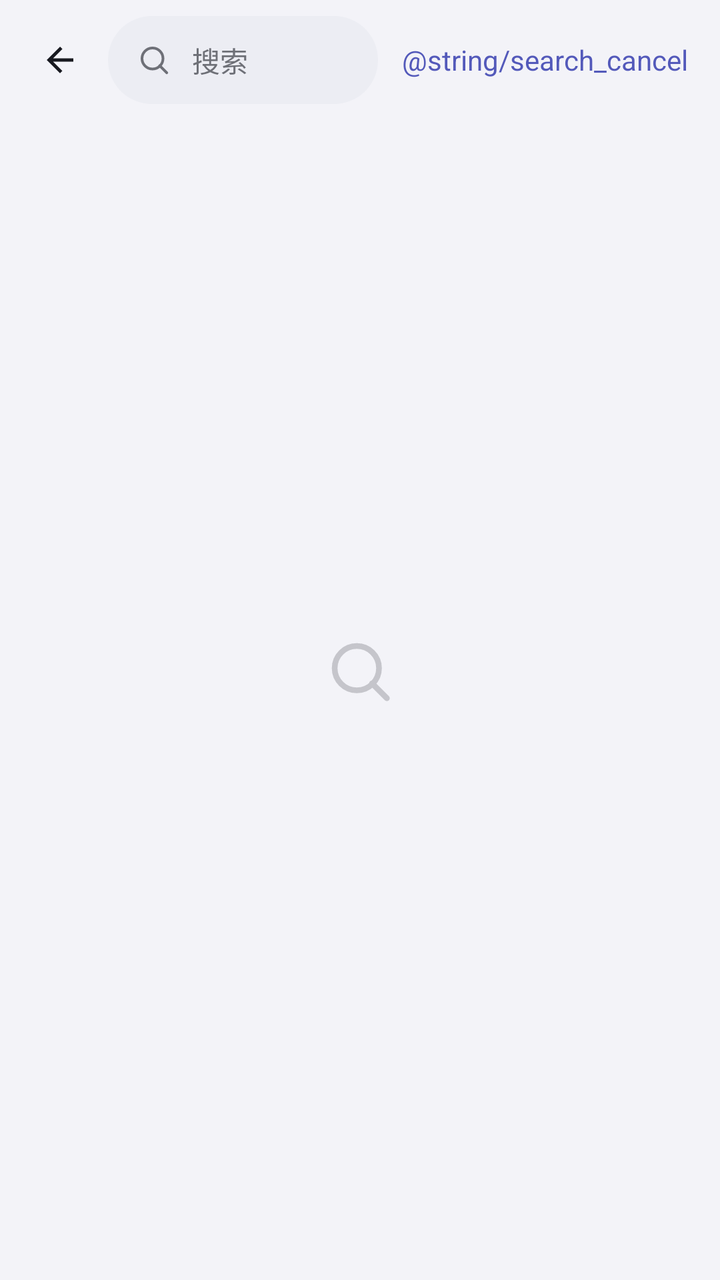
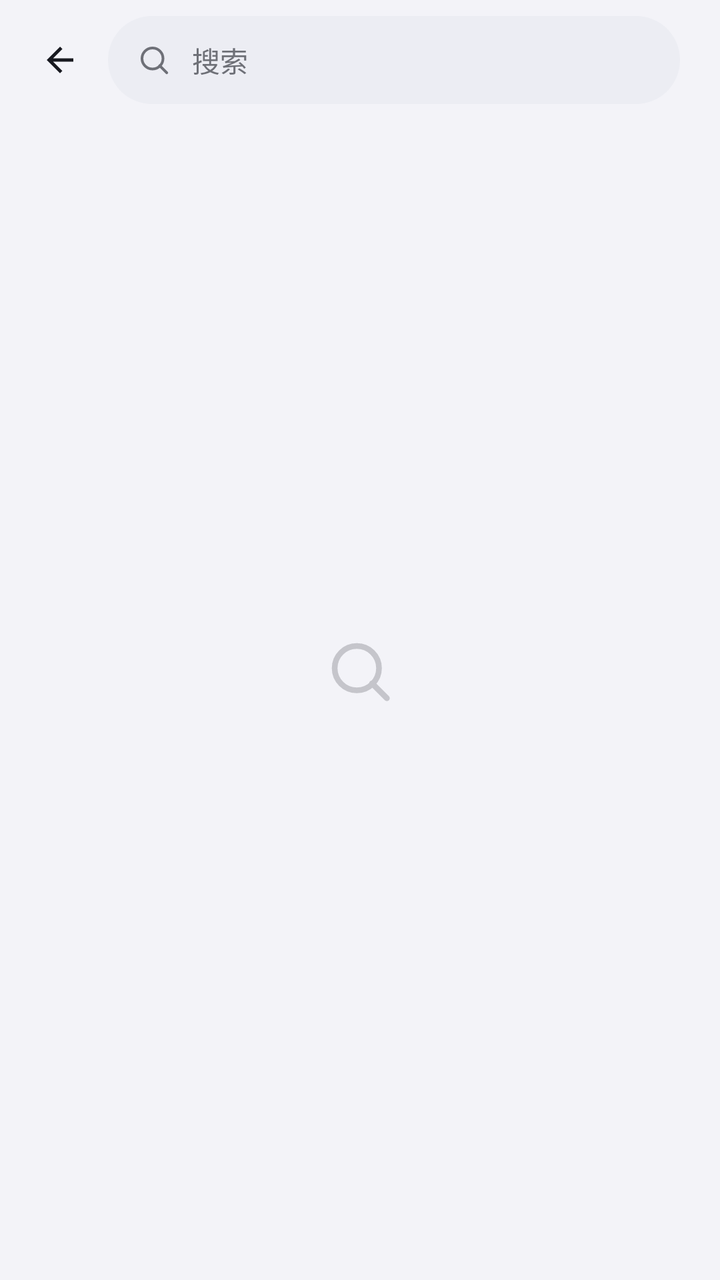

Compare the two renders of this Android layout. The source of the first and the diff that turns it into the second are given below.
<!-- AndroidManifest.xml: application theme Theme.Aurora -->
<!-- res/layout/activity_search.xml -->
<?xml version="1.0" encoding="utf-8"?>
<LinearLayout xmlns:android="http://schemas.android.com/apk/res/android"
    xmlns:app="http://schemas.android.com/apk/res-auto"
    android:id="@+id/searchRoot"
    android:layout_width="match_parent"
    android:layout_height="match_parent"
    android:background="?attr/auCanvas"
    android:orientation="vertical">

    <LinearLayout
        android:layout_width="match_parent"
        android:layout_height="wrap_content"
        android:gravity="center_vertical"
        android:orientation="horizontal"
        android:paddingStart="10dp"
        android:paddingTop="8dp"
        android:paddingEnd="16dp"
        android:paddingBottom="8dp">

        <ImageButton
            android:id="@+id/searchBack"
            android:layout_width="40dp"
            android:layout_height="40dp"
            android:background="?attr/selectableItemBackgroundBorderless"
            android:contentDescription="@string/action_back"
            android:padding="10dp"
            android:scaleType="fitCenter"
            android:src="@drawable/ic_arrow_back"
            app:tint="?attr/auInk" />

        <FrameLayout
            android:layout_width="0dp"
            android:layout_height="44dp"
            android:layout_marginStart="4dp"
            android:layout_weight="1"
            android:background="@drawable/bg_search_pill">

            <ImageView
                android:layout_width="18dp"
                android:layout_height="18dp"
                android:layout_gravity="start|center_vertical"
                android:layout_marginStart="14dp"
                android:contentDescription="@null"
                android:src="@drawable/ic_search"
                app:tint="?attr/auInkTertiary" />

            <EditText
                android:id="@+id/searchInput"
                android:layout_width="match_parent"
                android:layout_height="match_parent"
                android:layout_marginStart="42dp"
                android:layout_marginEnd="10dp"
                android:background="@null"
                android:hint="@string/search_hint"
                android:imeOptions="actionSearch"
                android:inputType="text"
                android:maxLines="1"
                android:paddingStart="0dp"
                android:textColor="?attr/auInk"
                android:textColorHint="?attr/auInkTertiary"
                android:textSize="14sp" />
        </FrameLayout>

        <TextView
            android:id="@+id/searchCancel"
            android:layout_width="wrap_content"
            android:layout_height="wrap_content"
            android:layout_marginStart="12dp"
            android:paddingTop="10dp"
            android:paddingBottom="10dp"
            android:text="@string/search_cancel"
            android:textColor="?attr/auAccent"
            android:textSize="14sp" />
    </LinearLayout>

    <FrameLayout
        android:layout_width="match_parent"
        android:layout_height="0dp"
        android:layout_weight="1">

        <androidx.recyclerview.widget.RecyclerView
            android:id="@+id/searchList"
            android:layout_width="match_parent"
            android:layout_height="match_parent"
            android:clipToPadding="false"
            android:overScrollMode="never"
            android:paddingTop="4dp"
            android:paddingBottom="24dp"
            android:scrollbars="none" />

        <LinearLayout
            android:id="@+id/searchPlaceholder"
            android:layout_width="match_parent"
            android:layout_height="match_parent"
            android:gravity="center"
            android:orientation="vertical"
            android:paddingStart="40dp"
            android:paddingEnd="40dp">

            <ImageView
                android:id="@+id/searchPlaceholderIcon"
                android:layout_width="38dp"
                android:layout_height="38dp"
                android:alpha="0.35"
                android:contentDescription="@null"
                android:src="@drawable/ic_search"
                app:tint="?attr/auInkTertiary" />

            <TextView
                android:id="@+id/searchPlaceholderText"
                style="@style/Text.Body"
                android:layout_width="wrap_content"
                android:layout_height="wrap_content"
                android:layout_marginTop="12dp"
                android:gravity="center" />
        </LinearLayout>
    </FrameLayout>
</LinearLayout>
<!-- resources referenced by this layout -->
<resources>
  <!-- drawable bg_search_pill (drawable) -->
  <?xml version="1.0" encoding="utf-8"?>
  <shape xmlns:android="http://schemas.android.com/apk/res/android" android:shape="rectangle">
      <solid android:color="?attr/auSurfaceSunken" />
      <corners android:radius="22dp" />
  </shape>
  <!-- drawable ic_arrow_back (drawable) -->
  <vector xmlns:android="http://schemas.android.com/apk/res/android"
      android:width="24dp" android:height="24dp"
      android:viewportWidth="24" android:viewportHeight="24">
      <path android:fillColor="#FF000000" android:pathData="M20 11H7.83l5.59-5.59L12 4l-8 8 8 8 1.41-1.41L7.83 13H20v-2z" />
  </vector>
  <string name="action_back">返回</string>
  <string name="search_hint">搜索</string>
  <style name="Text.Body">
          <item name="android:layout_width">wrap_content</item>
          <item name="android:layout_height">wrap_content</item>
          <item name="android:textSize">14sp</item>
          <item name="android:textColor">?attr/auInkSecondary</item>
      </style>
  <color name="theme_aurora_accent">#5359BA</color>
  <color name="theme_aurora_accent_on">#FDFDFF</color>
  <color name="theme_aurora_surface">#FEFEFF</color>
  <color name="theme_aurora_ink">#181920</color>
  <color name="theme_aurora_surface_sunken">#ECEDF3</color>
  <color name="theme_aurora_ink_secondary">#5E5F67</color>
  <color name="theme_aurora_hairline">#DDDFE8</color>
  <color name="theme_aurora_danger">#B74441</color>
  <color name="theme_aurora_canvas">#F3F3F8</color>
  <style name="Animation.Aurora.Window" parent="@android:style/Animation.Activity">
          <item name="android:activityOpenEnterAnimation">@anim/fade_in_scale</item>
          <item name="android:activityOpenExitAnimation">@anim/fade_out</item>
          <item name="android:activityCloseEnterAnimation">@anim/fade_in</item>
          <item name="android:activityCloseExitAnimation">@anim/fade_out_scale</item>
      </style>
  <color name="theme_aurora_surface_pressed">#E0E2E9</color>
  <color name="theme_aurora_hero_placeholder">#E3E4EB</color>
  <color name="theme_aurora_ink_tertiary">#6E7077</color>
  <color name="theme_aurora_ink_inverse">#FDFEFF</color>
  <color name="theme_aurora_accent_soft">#E9ECFF</color>
  <color name="theme_aurora_accent_deep">#3F429C</color>
  <color name="theme_aurora_accent_cyan">#3AB0C2</color>
  <color name="theme_aurora_hairline_dark">#1FFFFFFF</color>
  <color name="theme_aurora_scrim">#8C000000</color>
  <color name="theme_aurora_nav_pill">#D9DBE8</color>
  <color name="theme_aurora_dark_canvas">#0D0F18</color>
  <color name="theme_aurora_on_dark">#F9FAFD</color>
  <color name="theme_aurora_on_dark_secondary">#B4B5BC</color>
  <color name="theme_aurora_dark_pill">#33FFFFFF</color>
  <color name="theme_aurora_like">#D54563</color>
  <color name="theme_aurora_progress_start">#6068CA</color>
  <color name="theme_aurora_progress_mid">#535AB7</color>
  <color name="theme_aurora_progress_end">#757FE2</color>
  <color name="theme_aurora_tag_brand_bg">#E8ECFF</color>
  <color name="theme_aurora_tag_brand_text">#494EA9</color>
  <color name="theme_aurora_tag_warm_bg">#FFEEE1</color>
  <color name="theme_aurora_tag_warm_text">#944E12</color>
  <color name="theme_aurora_tag_neutral_bg">#ECEEF6</color>
  <color name="theme_aurora_success">#287B46</color>
  <color name="theme_aurora_warning">#A16500</color>
  <color name="theme_aurora_blob_a">#AAB2E4</color>
  <color name="theme_aurora_blob_b">#C5A9D8</color>
  <color name="theme_aurora_blob_c">#8EBCE1</color>
  <color name="theme_aurora_blob_d">#7DC4C6</color>
  <!-- unchanged entries left out for length: 2 -->
</resources>

<!-- the commit's change to res/layout/activity_search.xml (unified diff, before → after) -->
@@ -14,7 +14,7 @@
         android:orientation="horizontal"
         android:paddingStart="10dp"
         android:paddingTop="8dp"
-        android:paddingEnd="16dp"
+        android:paddingEnd="20dp"
         android:paddingBottom="8dp">
 
         <ImageButton
@@ -60,17 +60,6 @@
                 android:textColorHint="?attr/auInkTertiary"
                 android:textSize="14sp" />
         </FrameLayout>
-
-        <TextView
-            android:id="@+id/searchCancel"
-            android:layout_width="wrap_content"
-            android:layout_height="wrap_content"
-            android:layout_marginStart="12dp"
-            android:paddingTop="10dp"
-            android:paddingBottom="10dp"
-            android:text="@string/search_cancel"
-            android:textColor="?attr/auAccent"
-            android:textSize="14sp" />
     </LinearLayout>
 
     <FrameLayout
